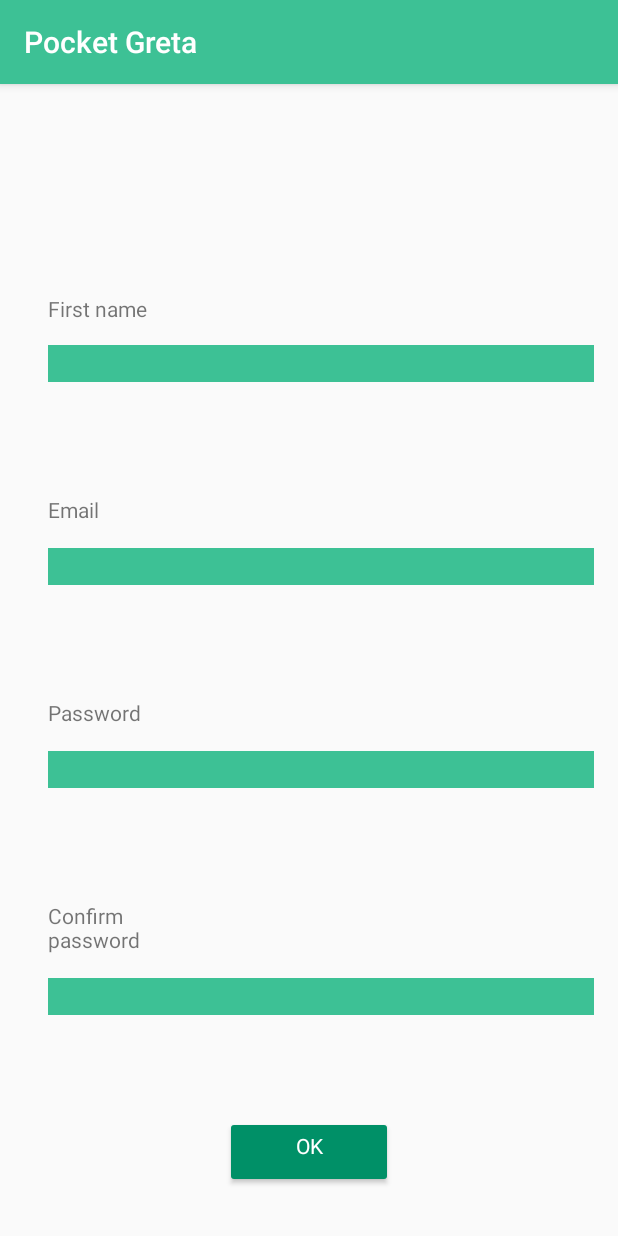
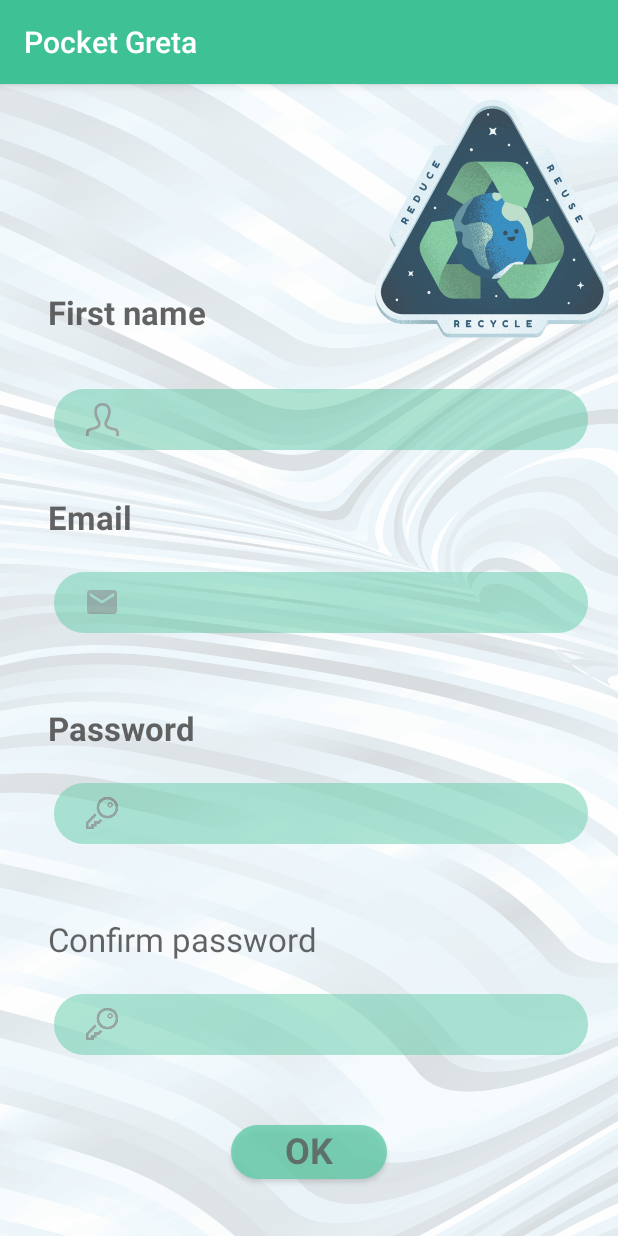
Before and after one commit to nelsonbighetti/PocketGreta, an Android app: the RegistrationActivity screen opened directly, with no data from a screen before it, on a phone screen of 412 x 824 dp. Run offline under Robolectric (Android 15) with nearby library versions, the light colour scheme and no system bars; libraries missing offline, so code that uses them is left out: com.androidnetworking, com.androidnetworking.common, com.androidnetworking.error, com.androidnetworking.interfaces; Roboto replaces fonts that are not available here.

Commit message:
Change design Ann 1

```diff
--- a/Android/AppPocketGreta/app/src/main/res/drawable-v21/btn_rounded_corner.xml
+++ b/Android/AppPocketGreta/app/src/main/res/drawable-v21/btn_rounded_corner.xml
@@ -8,9 +8,9 @@
     <ripple android:color="?attr/colorControlHighlight">
         <item>
             <shape android:shape="rectangle"
-                android:tint="#0091ea">
+                android:tint="#3dc195">
                 <corners android:radius="20dp"/>
-                <solid android:color="#1a237e"/>
+                <solid android:color="#009067"/>
                 <padding android:bottom="6dp"/>
             </shape>
         </item>
--- a/Android/AppPocketGreta/app/src/main/res/layout/activity_registration.xml
+++ b/Android/AppPocketGreta/app/src/main/res/layout/activity_registration.xml
@@ -4,25 +4,23 @@
     xmlns:tools="http://schemas.android.com/tools"
     android:layout_width="match_parent"
     android:layout_height="match_parent"
-    android:layout_marginTop="32dp"
-    tools:context=".ui.RegistrationActivity">
+    tools:context=".ui.RegistrationActivity"
+    android:background="@drawable/lol"
+    android:alpha="0.8">
+
 
     <TextView
         android:id="@+id/pswrd2"
         android:layout_width="0dp"
         android:layout_height="wrap_content"
         android:layout_marginStart="32dp"
-        android:layout_marginLeft="32dp"
         android:layout_marginTop="8dp"
-        android:layout_marginEnd="16dp"
-        android:layout_marginRight="16dp"
         android:layout_marginBottom="16dp"
         android:fontFamily="@font/lustria"
         android:text="@string/pswd"
-        android:textSize="14sp"
+        android:textColor="#D2151414"
+        android:textSize="22sp"
         app:layout_constraintBottom_toTopOf="@+id/Button_ok"
-        app:layout_constraintEnd_toStartOf="@+id/imageView3"
-        app:layout_constraintHorizontal_bias="0.0"
         app:layout_constraintStart_toStartOf="parent"
         app:layout_constraintTop_toBottomOf="@+id/pswrd1" />
 
@@ -31,15 +29,21 @@
         android:layout_width="0dp"
         android:layout_height="wrap_content"
         android:layout_marginStart="32dp"
-        android:layout_marginLeft="32dp"
-        android:layout_marginTop="16dp"
+        android:layout_marginTop="24dp"
         android:layout_marginEnd="16dp"
-        android:layout_marginRight="16dp"
-        android:background="@color/colorAccent"
+        android:alpha="0.5"
+        android:background="@drawable/btn_rounded_corner"
+        android:drawableLeft="@drawable/ic_action_user"
+        android:drawablePadding="60dp"
         android:ems="10"
         android:inputType="textPersonName"
+        android:paddingVertical="6dp"
+        android:paddingStart="24dp"
+        android:paddingEnd="24dp"
         android:textColor="#000000"
+        android:textSize="30sp"
         app:layout_constraintEnd_toEndOf="parent"
+        app:layout_constraintHorizontal_bias="0.0"
         app:layout_constraintStart_toStartOf="parent"
         app:layout_constraintTop_toBottomOf="@+id/id_name" />
 
@@ -48,14 +52,19 @@
         android:layout_width="0dp"
         android:layout_height="wrap_content"
         android:layout_marginStart="32dp"
-        android:layout_marginLeft="32dp"
         android:layout_marginTop="16dp"
         android:layout_marginEnd="16dp"
-        android:layout_marginRight="16dp"
-        android:background="@color/colorAccent"
+        android:alpha="0.5"
+        android:background="@drawable/btn_rounded_corner"
         android:ems="10"
+        android:drawableLeft="@drawable/ic_action_login"
+        android:drawablePadding="60dp"
+        android:paddingVertical="6dp"
+        android:paddingStart="24dp"
+        android:paddingEnd="24dp"
         android:inputType="textPassword"
         android:textColor="#000000"
+        android:textSize="30sp"
         app:layout_constraintEnd_toEndOf="parent"
         app:layout_constraintHorizontal_bias="1.0"
         app:layout_constraintStart_toStartOf="parent"
@@ -66,14 +75,19 @@
         android:layout_width="0dp"
         android:layout_height="wrap_content"
         android:layout_marginStart="32dp"
-        android:layout_marginLeft="32dp"
         android:layout_marginTop="16dp"
         android:layout_marginEnd="16dp"
-        android:layout_marginRight="16dp"
-        android:background="@color/colorAccent"
+        android:alpha="0.5"
+        android:background="@drawable/btn_rounded_corner"
         android:ems="10"
         android:inputType="textPassword"
         android:textColor="#000000"
+        android:textSize="30sp"
+        android:drawableLeft="@drawable/ic_action_login"
+        android:drawablePadding="60dp"
+        android:paddingVertical="6dp"
+        android:paddingStart="24dp"
+        android:paddingEnd="24dp"
         app:layout_constraintEnd_toEndOf="parent"
         app:layout_constraintHorizontal_bias="0.0"
         app:layout_constraintStart_toStartOf="parent"
@@ -84,14 +98,20 @@
         android:layout_width="0dp"
         android:layout_height="wrap_content"
         android:layout_marginStart="32dp"
-        android:layout_marginLeft="32dp"
+        android:drawableLeft="@drawable/custom_email_icon"
+        android:drawablePadding="60dp"
         android:layout_marginTop="16dp"
         android:layout_marginEnd="16dp"
-        android:layout_marginRight="16dp"
-        android:background="@color/colorAccent"
+        android:alpha="0.5"
+        android:background="@drawable/btn_rounded_corner"
+
+        android:paddingVertical="6dp"
+        android:paddingStart="24dp"
+        android:paddingEnd="24dp"
         android:ems="10"
         android:inputType="textPersonName"
         android:textColor="#000000"
+        android:textSize="30sp"
         app:layout_constraintEnd_toEndOf="parent"
         app:layout_constraintHorizontal_bias="1.0"
         app:layout_constraintStart_toStartOf="parent"
@@ -99,19 +119,17 @@
 
     <TextView
         android:id="@+id/id_name"
-        android:layout_width="0dp"
-        android:layout_height="18dp"
+        android:layout_width="423dp"
+        android:layout_height="36dp"
         android:layout_marginStart="32dp"
-        android:layout_marginLeft="32dp"
-        android:layout_marginTop="16dp"
-        android:layout_marginEnd="16dp"
-        android:layout_marginRight="16dp"
-        android:layout_marginBottom="16dp"
+        android:layout_marginTop="50dp"
+        android:layout_marginBottom="5dp"
         android:fontFamily="@font/lustria"
         android:text="First name"
+        android:textColor="#D2151414"
+        android:textSize="22sp"
+        android:textStyle="bold"
         app:layout_constraintBottom_toTopOf="@+id/enter_mail"
-        app:layout_constraintEnd_toStartOf="@+id/imageView3"
-        app:layout_constraintHorizontal_bias="0.0"
         app:layout_constraintStart_toStartOf="parent"
         app:layout_constraintTop_toTopOf="parent" />
 
@@ -120,16 +138,14 @@
         android:layout_width="0dp"
         android:layout_height="wrap_content"
         android:layout_marginStart="32dp"
-        android:layout_marginLeft="32dp"
         android:layout_marginTop="8dp"
-        android:layout_marginEnd="16dp"
-        android:layout_marginRight="16dp"
         android:layout_marginBottom="16dp"
         android:fontFamily="@font/lustria"
         android:text="Email"
+        android:textColor="#D2151414"
+        android:textSize="22sp"
+        android:textStyle="bold"
         app:layout_constraintBottom_toTopOf="@+id/pswrd1"
-        app:layout_constraintEnd_toStartOf="@+id/imageView3"
-        app:layout_constraintHorizontal_bias="0.0"
         app:layout_constraintStart_toStartOf="parent"
         app:layout_constraintTop_toBottomOf="@+id/id_name" />
 
@@ -138,15 +154,14 @@
         android:layout_width="0dp"
         android:layout_height="wrap_content"
         android:layout_marginStart="32dp"
-        android:layout_marginLeft="32dp"
         android:layout_marginTop="8dp"
-        android:layout_marginEnd="16dp"
-        android:layout_marginRight="16dp"
         android:layout_marginBottom="16dp"
         android:fontFamily="@font/lustria"
         android:text="Password"
+        android:textColor="#D2151414"
+        android:textSize="22sp"
+        android:textStyle="bold"
         app:layout_constraintBottom_toTopOf="@+id/pswrd2"
-        app:layout_constraintEnd_toStartOf="@+id/imageView3"
         app:layout_constraintStart_toStartOf="parent"
         app:layout_constraintTop_toBottomOf="@+id/enter_mail" />
 
@@ -155,14 +170,18 @@
         style="@style/Widget.AppCompat.Button.Colored"
         android:layout_width="0dp"
         android:layout_height="48dp"
+        android:layout_gravity="start"
         android:layout_marginStart="150dp"
-        android:layout_marginLeft="150dp"
         android:layout_marginEnd="150dp"
-        android:layout_marginRight="150dp"
         android:layout_marginBottom="32dp"
+        android:alpha="0.8"
+        android:background="@drawable/btn_rounded_corner"
         android:fontFamily="@font/lustria"
         android:gravity="center_horizontal"
         android:text="@android:string/ok"
+        android:textColor="#D2151414"
+        android:textSize="24sp"
+        android:textStyle="bold"
         app:layout_constraintBottom_toBottomOf="parent"
         app:layout_constraintEnd_toEndOf="parent"
         app:layout_constraintHorizontal_bias="1.0"
@@ -181,17 +200,6 @@
         android:layout_height="wrap_content"
         app:barrierDirection="top" />
 
-    <ImageView
-        android:id="@+id/imageView3"
-        android:layout_width="105dp"
-        android:layout_height="115dp"
-        android:layout_marginTop="16dp"
-        app:layout_constraintBottom_toTopOf="@+id/id_name"
-        app:layout_constraintEnd_toEndOf="parent"
-        app:layout_constraintStart_toStartOf="parent"
-        app:layout_constraintTop_toTopOf="parent"
-        tools:srcCompat="@tools:sample/avatars" />
-
     <androidx.constraintlayout.widget.Guideline
         android:id="@+id/guideline"
         android:layout_width="wrap_content"
```
Also changed, not shown: Android/AppPocketGreta/app/src/main/res/drawable-hdpi/ic_action_user.png (added), Android/AppPocketGreta/app/src/main/res/drawable-mdpi/ic_action_user.png (added), Android/AppPocketGreta/app/src/main/res/drawable-v21/lol.png (added), Android/AppPocketGreta/app/src/main/res/drawable-xhdpi/ic_action_user.png (added), Android/AppPocketGreta/app/src/main/res/drawable-xxhdpi/ic_action_user.png (added), Android/AppPocketGreta/app/src/main/res/drawable-xxxhdpi/ic_action_user.png (added).
